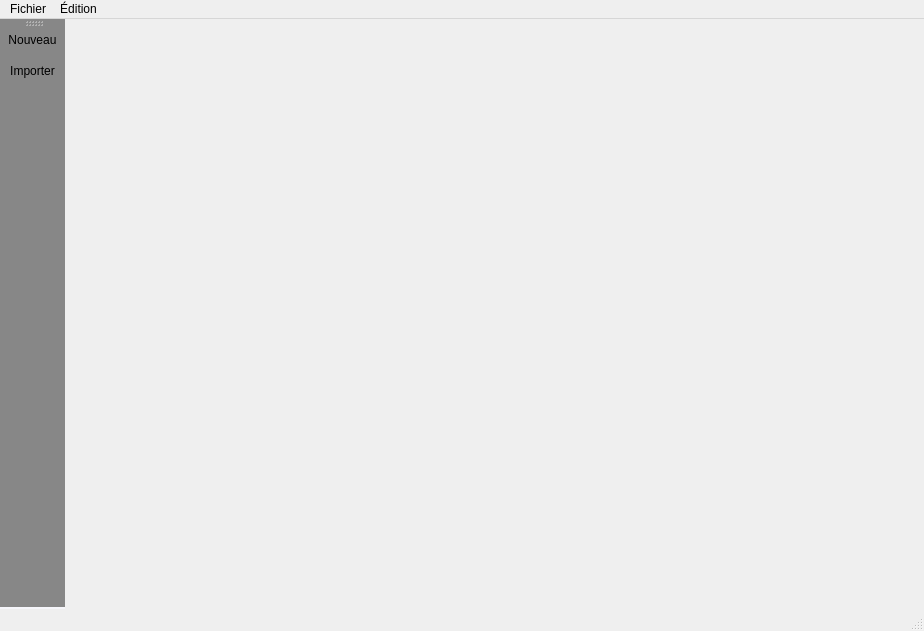
Masha58/KeyPlan, file mainwindow.ui: the form before one commit.
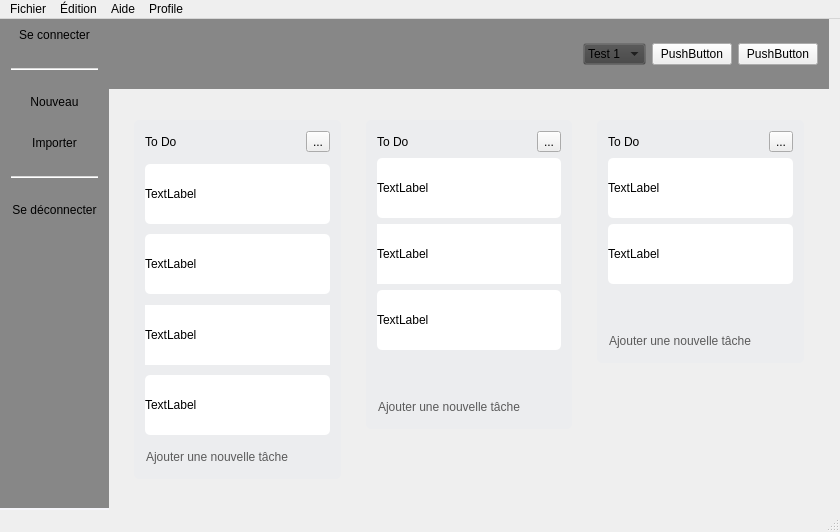
The form after the commit. Icons and pictures are not drawn.

The edit to the form file:
```diff
--- a/mainwindow.ui
+++ b/mainwindow.ui
@@ -6,8 +6,8 @@
    <rect>
     <x>0</x>
     <y>0</y>
-    <width>924</width>
-    <height>631</height>
+    <width>840</width>
+    <height>532</height>
    </rect>
   </property>
   <property name="windowTitle">
@@ -19,21 +19,657 @@
 }
 
 QToolBar {
+	padding-top:5px;
     background: rgba(65,65,65,0.6);
-    spacing: 10px; /* spacing between items in the tool bar */
+    spacing: 20px; /* spacing between items in the tool bar */
 	border-bottom:2px solid rgb(245,245,250);
-	padding : 1px;
+padding-left:5px;
+padding-right:5px;
 }
 
-</string>
+#fr_menu_haut
+{
+background: rgba(65,65,65,0.6);
+}
+
+QComboBox
+{
+background: rgba(65,65,65,0);
+}
+
+#fr_toDo, #fr_doing, #fr_done
+{
+background-color: rgba(236, 237, 239, 1);
+border-radius:5px;
+}
+
+QPushButton
+{
+	font: 11pt &quot;Calibri&quot;;
+}
+
+#b_newtask_to_do, #b_newtask_doing, #b_newtask_done
+{
+	text-align:left;
+	color: rgb(90, 90, 90);
+}</string>
   </property>
-  <widget class="QWidget" name="centralWidget"/>
+  <widget class="QWidget" name="centralWidget">
+   <layout class="QVBoxLayout" name="verticalLayout_13">
+    <property name="leftMargin">
+     <number>0</number>
+    </property>
+    <property name="topMargin">
+     <number>0</number>
+    </property>
+    <property name="bottomMargin">
+     <number>6</number>
+    </property>
+    <item>
+     <widget class="QFrame" name="fr_menu_haut">
+      <property name="minimumSize">
+       <size>
+        <width>0</width>
+        <height>70</height>
+       </size>
+      </property>
+      <property name="maximumSize">
+       <size>
+        <width>16777215</width>
+        <height>70</height>
+       </size>
+      </property>
+      <layout class="QHBoxLayout" name="horizontalLayout">
+       <item alignment="Qt::AlignLeft">
+        <widget class="QLabel" name="label_10">
+         <property name="minimumSize">
+          <size>
+           <width>150</width>
+           <height>0</height>
+          </size>
+         </property>
+         <property name="maximumSize">
+          <size>
+           <width>150</width>
+           <height>16777215</height>
+          </size>
+         </property>
+         <property name="styleSheet">
+          <string notr="true">image:url(images/mainwindow/logo_menu.png);</string>
+         </property>
+         <property name="text">
+          <string/>
+         </property>
+        </widget>
+       </item>
+       <item>
+        <spacer name="horizontalSpacer">
+         <property name="orientation">
+          <enum>Qt::Horizontal</enum>
+         </property>
+         <property name="sizeHint" stdset="0">
+          <size>
+           <width>40</width>
+           <height>20</height>
+          </size>
+         </property>
+        </spacer>
+       </item>
+       <item>
+        <widget class="QComboBox" name="comboBox">
+         <item>
+          <property name="text">
+           <string>Test 1</string>
+          </property>
+         </item>
+         <item>
+          <property name="text">
+           <string>Test 2</string>
+          </property>
+         </item>
+         <item>
+          <property name="text">
+           <string>Test 3</string>
+          </property>
+         </item>
+        </widget>
+       </item>
+       <item>
+        <widget class="QPushButton" name="pushButton_3">
+         <property name="text">
+          <string>PushButton</string>
+         </property>
+         <property name="flat">
+          <bool>false</bool>
+         </property>
+        </widget>
+       </item>
+       <item>
+        <widget class="QPushButton" name="pushButton_2">
+         <property name="styleSheet">
+          <string notr="true"/>
+         </property>
+         <property name="text">
+          <string>PushButton</string>
+         </property>
+        </widget>
+       </item>
+      </layout>
+     </widget>
+    </item>
+    <item>
+     <layout class="QHBoxLayout" name="horizontalLayout_2">
+      <property name="spacing">
+       <number>25</number>
+      </property>
+      <property name="leftMargin">
+       <number>25</number>
+      </property>
+      <property name="topMargin">
+       <number>25</number>
+      </property>
+      <property name="rightMargin">
+       <number>25</number>
+      </property>
+      <property name="bottomMargin">
+       <number>25</number>
+      </property>
+      <item>
+       <layout class="QVBoxLayout" name="verticalLayout_10">
+        <item>
+         <widget class="QFrame" name="fr_toDo">
+          <property name="minimumSize">
+           <size>
+            <width>100</width>
+            <height>100</height>
+           </size>
+          </property>
+          <property name="frameShape">
+           <enum>QFrame::StyledPanel</enum>
+          </property>
+          <property name="frameShadow">
+           <enum>QFrame::Raised</enum>
+          </property>
+          <layout class="QVBoxLayout" name="verticalLayout" stretch="0,1,1,1,1,0,0">
+           <property name="spacing">
+            <number>12</number>
+           </property>
+           <item>
+            <layout class="QHBoxLayout" name="horizontalLayout_3">
+             <item>
+              <widget class="QLabel" name="label">
+               <property name="text">
+                <string>To Do</string>
+               </property>
+              </widget>
+             </item>
+             <item>
+              <widget class="QToolButton" name="toolButton">
+               <property name="text">
+                <string>...</string>
+               </property>
+              </widget>
+             </item>
+            </layout>
+           </item>
+           <item>
+            <widget class="QLabel" name="ex1">
+             <property name="minimumSize">
+              <size>
+               <width>0</width>
+               <height>60</height>
+              </size>
+             </property>
+             <property name="maximumSize">
+              <size>
+               <width>16777215</width>
+               <height>60</height>
+              </size>
+             </property>
+             <property name="styleSheet">
+              <string notr="true">background-color: rgb(255, 255, 255);border-radius:5px;</string>
+             </property>
+             <property name="text">
+              <string>TextLabel</string>
+             </property>
+            </widget>
+           </item>
+           <item>
+            <widget class="QLabel" name="ex2">
+             <property name="minimumSize">
+              <size>
+               <width>0</width>
+               <height>60</height>
+              </size>
+             </property>
+             <property name="maximumSize">
+              <size>
+               <width>16777215</width>
+               <height>60</height>
+              </size>
+             </property>
+             <property name="styleSheet">
+              <string notr="true">background-color: rgb(255, 255, 255);border-radius:5px;</string>
+             </property>
+             <property name="text">
+              <string>TextLabel</string>
+             </property>
+            </widget>
+           </item>
+           <item>
+            <widget class="QLabel" name="ex3">
+             <property name="minimumSize">
+              <size>
+               <width>0</width>
+               <height>60</height>
+              </size>
+             </property>
+             <property name="maximumSize">
+              <size>
+               <width>16777215</width>
+               <height>60</height>
+              </size>
+             </property>
+             <property name="styleSheet">
+              <string notr="true">background-color: rgb(255, 255, 255);</string>
+             </property>
+             <property name="text">
+              <string>TextLabel</string>
+             </property>
+            </widget>
+           </item>
+           <item>
+            <widget class="QLabel" name="ex4">
+             <property name="minimumSize">
+              <size>
+               <width>0</width>
+               <height>60</height>
+              </size>
+             </property>
+             <property name="maximumSize">
+              <size>
+               <width>16777215</width>
+               <height>60</height>
+              </size>
+             </property>
+             <property name="styleSheet">
+              <string notr="true">background-color: rgb(255, 255, 255);border-radius:5px;</string>
+             </property>
+             <property name="text">
+              <string>TextLabel</string>
+             </property>
+            </widget>
+           </item>
+           <item>
+            <spacer name="verticalSpacer_2">
+             <property name="orientation">
+              <enum>Qt::Vertical</enum>
+             </property>
+             <property name="sizeHint" stdset="0">
+              <size>
+               <width>20</width>
+               <height>40</height>
+              </size>
+             </property>
+            </spacer>
+           </item>
+           <item>
+            <widget class="QPushButton" name="b_newtask_to_do">
+             <property name="sizePolicy">
+              <sizepolicy hsizetype="Minimum" vsizetype="Minimum">
+               <horstretch>0</horstretch>
+               <verstretch>0</verstretch>
+              </sizepolicy>
+             </property>
+             <property name="styleSheet">
+              <string notr="true"/>
+             </property>
+             <property name="text">
+              <string>Ajouter une nouvelle tâche</string>
+             </property>
+             <property name="icon">
+              <iconset>
+               <normaloff>images/mainwindow/plus.png</normaloff>images/mainwindow/plus.png</iconset>
+             </property>
+             <property name="iconSize">
+              <size>
+               <width>20</width>
+               <height>20</height>
+              </size>
+             </property>
+             <property name="flat">
+              <bool>true</bool>
+             </property>
+            </widget>
+           </item>
+          </layout>
+         </widget>
+        </item>
+        <item>
+         <spacer name="verticalSpacer_4">
+          <property name="orientation">
+           <enum>Qt::Vertical</enum>
+          </property>
+          <property name="sizeHint" stdset="0">
+           <size>
+            <width>20</width>
+            <height>40</height>
+           </size>
+          </property>
+         </spacer>
+        </item>
+       </layout>
+      </item>
+      <item>
+       <layout class="QVBoxLayout" name="verticalLayout_11">
+        <item>
+         <widget class="QFrame" name="fr_doing">
+          <property name="minimumSize">
+           <size>
+            <width>100</width>
+            <height>0</height>
+           </size>
+          </property>
+          <property name="frameShape">
+           <enum>QFrame::StyledPanel</enum>
+          </property>
+          <property name="frameShadow">
+           <enum>QFrame::Raised</enum>
+          </property>
+          <layout class="QVBoxLayout" name="verticalLayout_9" stretch="0,1,1,1,0,0">
+           <item>
+            <layout class="QHBoxLayout" name="horizontalLayout_14">
+             <item>
+              <widget class="QLabel" name="label_9">
+               <property name="text">
+                <string>To Do</string>
+               </property>
+              </widget>
+             </item>
+             <item>
+              <widget class="QToolButton" name="toolButton_9">
+               <property name="text">
+                <string>...</string>
+               </property>
+              </widget>
+             </item>
+            </layout>
+           </item>
+           <item>
+            <widget class="QLabel" name="ex1_2">
+             <property name="minimumSize">
+              <size>
+               <width>0</width>
+               <height>60</height>
+              </size>
+             </property>
+             <property name="maximumSize">
+              <size>
+               <width>16777215</width>
+               <height>60</height>
+              </size>
+             </property>
+             <property name="styleSheet">
+              <string notr="true">background-color: rgb(255, 255, 255);border-radius:5px;</string>
+             </property>
+             <property name="text">
+              <string>TextLabel</string>
+             </property>
+            </widget>
+           </item>
+           <item>
+            <widget class="QLabel" name="ex3_2">
+             <property name="minimumSize">
+              <size>
+               <width>0</width>
+               <height>60</height>
+              </size>
+             </property>
+             <property name="maximumSize">
+              <size>
+               <width>16777215</width>
+               <height>60</height>
+              </size>
+             </property>
+             <property name="styleSheet">
+              <string notr="true">background-color: rgb(255, 255, 255);</string>
+             </property>
+             <property name="text">
+              <string>TextLabel</string>
+             </property>
+            </widget>
+           </item>
+           <item>
+            <widget class="QLabel" name="ex2_2">
+             <property name="minimumSize">
+              <size>
+               <width>0</width>
+               <height>60</height>
+              </size>
+             </property>
+             <property name="maximumSize">
+              <size>
+               <width>16777215</width>
+               <height>60</height>
+              </size>
+             </property>
+             <property name="styleSheet">
+              <string notr="true">background-color: rgb(255, 255, 255);border-radius:5px;</string>
+             </property>
+             <property name="text">
+              <string>TextLabel</string>
+             </property>
+            </widget>
+           </item>
+           <item>
+            <spacer name="verticalSpacer">
+             <property name="orientation">
+              <enum>Qt::Vertical</enum>
+             </property>
+             <property name="sizeHint" stdset="0">
+              <size>
+               <width>20</width>
+               <height>40</height>
+              </size>
+             </property>
+            </spacer>
+           </item>
+           <item>
+            <widget class="QPushButton" name="b_newtask_doing">
+             <property name="sizePolicy">
+              <sizepolicy hsizetype="Minimum" vsizetype="Minimum">
+               <horstretch>0</horstretch>
+               <verstretch>0</verstretch>
+              </sizepolicy>
+             </property>
+             <property name="styleSheet">
+              <string notr="true"/>
+             </property>
+             <property name="text">
+              <string>Ajouter une nouvelle tâche</string>
+             </property>
+             <property name="icon">
+              <iconset>
+               <normaloff>images/mainwindow/plus.png</normaloff>images/mainwindow/plus.png</iconset>
+             </property>
+             <property name="iconSize">
+              <size>
+               <width>20</width>
+               <height>20</height>
+              </size>
+             </property>
+             <property name="flat">
+              <bool>true</bool>
+             </property>
+            </widget>
+           </item>
+          </layout>
+         </widget>
+        </item>
+        <item>
+         <spacer name="verticalSpacer_5">
+          <property name="orientation">
+           <enum>Qt::Vertical</enum>
+          </property>
+          <property name="sizeHint" stdset="0">
+           <size>
+            <width>20</width>
+            <height>40</height>
+           </size>
+          </property>
+         </spacer>
+        </item>
+       </layout>
+      </item>
+      <item>
+       <layout class="QVBoxLayout" name="verticalLayout_12">
+        <item>
+         <widget class="QFrame" name="fr_done">
+          <property name="minimumSize">
+           <size>
+            <width>100</width>
+            <height>0</height>
+           </size>
+          </property>
+          <property name="frameShape">
+           <enum>QFrame::StyledPanel</enum>
+          </property>
+          <property name="frameShadow">
+           <enum>QFrame::Raised</enum>
+          </property>
+          <layout class="QVBoxLayout" name="verticalLayout_2" stretch="0,1,1,0,0">
+           <item>
+            <layout class="QHBoxLayout" name="horizontalLayout_4">
+             <item>
+              <widget class="QLabel" name="label_2">
+               <property name="text">
+                <string>To Do</string>
+               </property>
+              </widget>
+             </item>
+             <item>
+              <widget class="QToolButton" name="toolButton_2">
+               <property name="text">
+                <string>...</string>
+               </property>
+              </widget>
+             </item>
+            </layout>
+           </item>
+           <item>
+            <widget class="QLabel" name="ex2_3">
+             <property name="minimumSize">
+              <size>
+               <width>0</width>
+               <height>60</height>
+              </size>
+             </property>
+             <property name="maximumSize">
+              <size>
+               <width>16777215</width>
+               <height>60</height>
+              </size>
+             </property>
+             <property name="styleSheet">
+              <string notr="true">background-color: rgb(255, 255, 255);border-radius:5px;</string>
+             </property>
+             <property name="text">
+              <string>TextLabel</string>
+             </property>
+            </widget>
+           </item>
+           <item>
+            <widget class="QLabel" name="ex4_3">
+             <property name="minimumSize">
+              <size>
+               <width>0</width>
+               <height>60</height>
+              </size>
+             </property>
+             <property name="maximumSize">
+              <size>
+               <width>16777215</width>
+               <height>60</height>
+              </size>
+             </property>
+             <property name="styleSheet">
+              <string notr="true">background-color: rgb(255, 255, 255);border-radius:5px;</string>
+             </property>
+             <property name="text">
+              <string>TextLabel</string>
+             </property>
+            </widget>
+           </item>
+           <item>
+            <spacer name="verticalSpacer_3">
+             <property name="orientation">
+              <enum>Qt::Vertical</enum>
+             </property>
+             <property name="sizeHint" stdset="0">
+              <size>
+               <width>20</width>
+               <height>40</height>
+              </size>
+             </property>
+            </spacer>
+           </item>
+           <item>
+            <widget class="QPushButton" name="b_newtask_done">
+             <property name="sizePolicy">
+              <sizepolicy hsizetype="Minimum" vsizetype="Minimum">
+               <horstretch>0</horstretch>
+               <verstretch>0</verstretch>
+              </sizepolicy>
+             </property>
+             <property name="styleSheet">
+              <string notr="true"/>
+             </property>
+             <property name="text">
+              <string>Ajouter une nouvelle tâche</string>
+             </property>
+             <property name="icon">
+              <iconset>
+               <normaloff>images/mainwindow/plus.png</normaloff>images/mainwindow/plus.png</iconset>
+             </property>
+             <property name="iconSize">
+              <size>
+               <width>20</width>
+               <height>20</height>
+              </size>
+             </property>
+             <property name="flat">
+              <bool>true</bool>
+             </property>
+            </widget>
+           </item>
+          </layout>
+         </widget>
+        </item>
+        <item>
+         <spacer name="verticalSpacer_6">
+          <property name="orientation">
+           <enum>Qt::Vertical</enum>
+          </property>
+          <property name="sizeHint" stdset="0">
+           <size>
+            <width>20</width>
+            <height>40</height>
+           </size>
+          </property>
+         </spacer>
+        </item>
+       </layout>
+      </item>
+     </layout>
+    </item>
+   </layout>
+  </widget>
   <widget class="QMenuBar" name="menuBar">
    <property name="geometry">
     <rect>
      <x>0</x>
      <y>0</y>
-     <width>924</width>
+     <width>840</width>
      <height>22</height>
     </rect>
    </property>
@@ -44,6 +680,13 @@
     <addaction name="actionNouveau"/>
     <addaction name="actionImporter"/>
     <addaction name="actionExporter"/>
+    <addaction name="actionSe_connecter"/>
+    <addaction name="actionSe_d_connecter_2"/>
+   </widget>
+   <widget class="QMenu" name="menuAide">
+    <property name="title">
+     <string>Aide</string>
+    </property>
    </widget>
    <widget class="QMenu" name="menu_dition">
     <property name="title">
@@ -51,17 +694,27 @@
     </property>
     <addaction name="actionTh_me"/>
    </widget>
+   <widget class="QMenu" name="menuProfile">
+    <property name="title">
+     <string>Profile</string>
+    </property>
+   </widget>
    <addaction name="menuFichier"/>
    <addaction name="menu_dition"/>
+   <addaction name="menuAide"/>
+   <addaction name="menuProfile"/>
   </widget>
   <widget class="QToolBar" name="mainToolBar">
+   <property name="movable">
+    <bool>false</bool>
+   </property>
    <property name="orientation">
     <enum>Qt::Vertical</enum>
    </property>
    <property name="iconSize">
     <size>
-     <width>47</width>
-     <height>47</height>
+     <width>40</width>
+     <height>40</height>
     </size>
    </property>
    <property name="toolButtonStyle">
@@ -76,8 +729,12 @@
    <attribute name="toolBarBreak">
     <bool>false</bool>
    </attribute>
+   <addaction name="actionSe_connecter"/>
+   <addaction name="separator"/>
    <addaction name="actionNouveau"/>
    <addaction name="actionImporter"/>
+   <addaction name="separator"/>
+   <addaction name="actionSe_d_connecter_2"/>
   </widget>
   <widget class="QStatusBar" name="statusBar"/>
   <action name="actionNouveau">
@@ -128,6 +785,38 @@
     <string>fhgf</string>
    </property>
   </action>
+  <action name="actionChanger_d_utilisateur">
+   <property name="icon">
+    <iconset>
+     <normaloff>images/mainwindow/user.png</normaloff>images/mainwindow/user.png</iconset>
+   </property>
+   <property name="text">
+    <string>Changer d'utilisateur</string>
+   </property>
+  </action>
+  <action name="actionSe_d_connecter">
+   <property name="text">
+    <string>Se déconnecter</string>
+   </property>
+  </action>
+  <action name="actionSe_connecter">
+   <property name="icon">
+    <iconset>
+     <normaloff>images/mainwindow/user.png</normaloff>images/mainwindow/user.png</iconset>
+   </property>
+   <property name="text">
+    <string>Se connecter</string>
+   </property>
+  </action>
+  <action name="actionSe_d_connecter_2">
+   <property name="icon">
+    <iconset>
+     <normaloff>images/mainwindow/logout.png</normaloff>images/mainwindow/logout.png</iconset>
+   </property>
+   <property name="text">
+    <string>Se déconnecter</string>
+   </property>
+  </action>
  </widget>
  <layoutdefault spacing="6" margin="11"/>
  <resources/>
```
Left out of the diff: 6 changed lines with no effect on the pictures.
